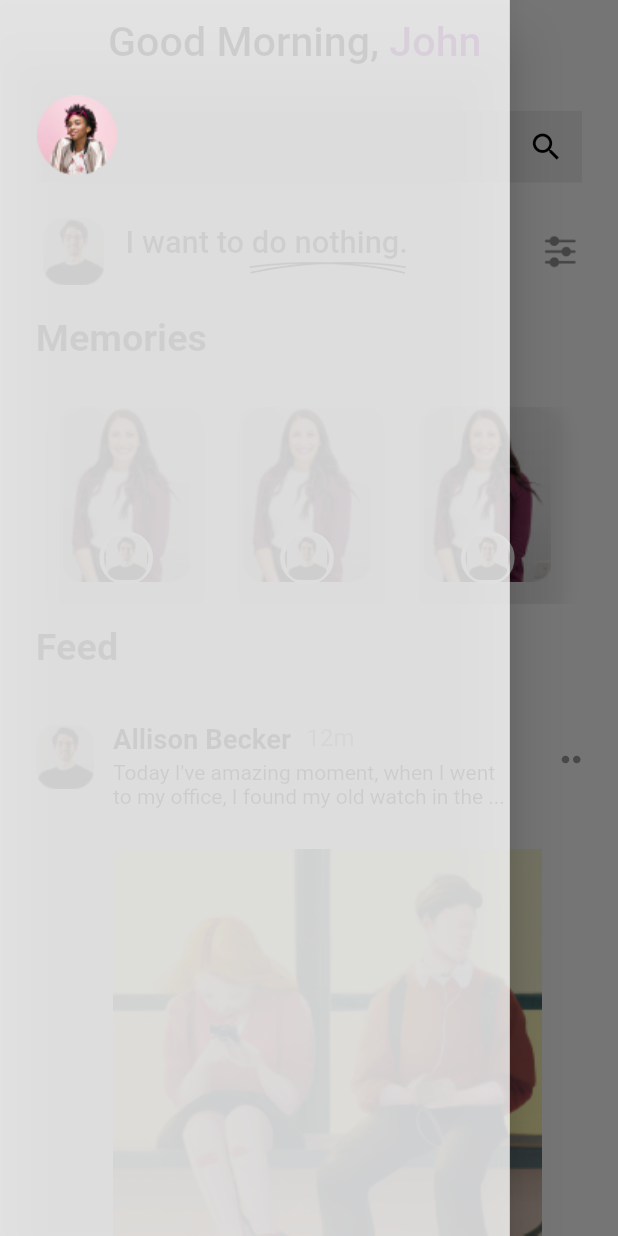
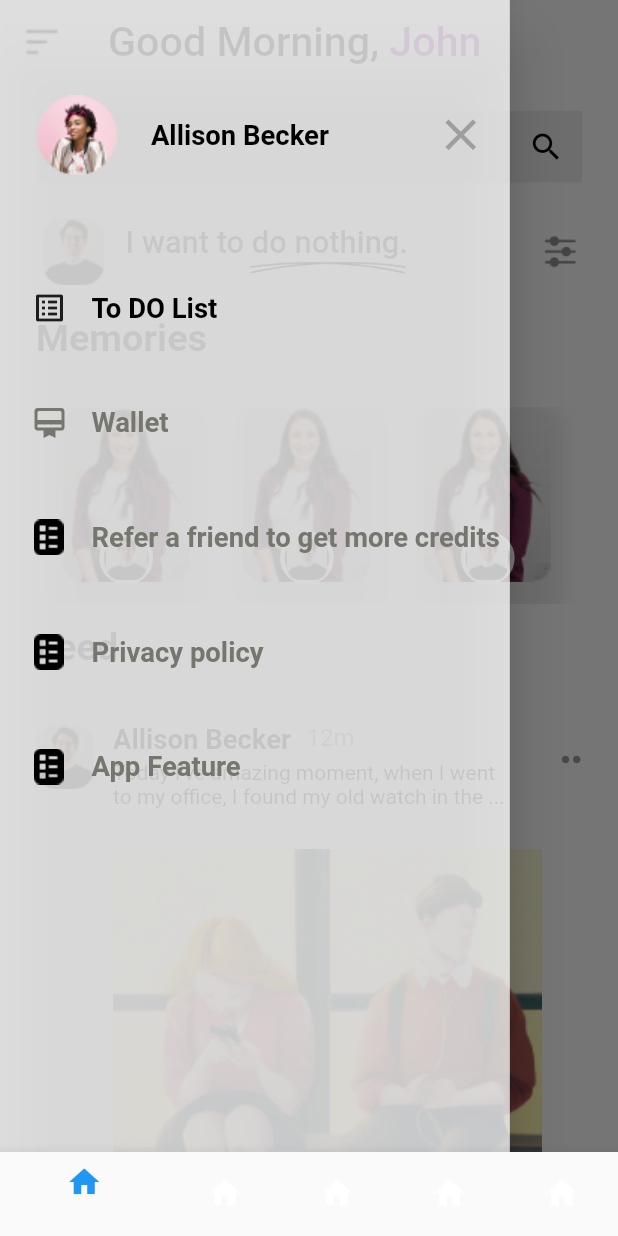
Before and after one commit to TalhaShakel/Chat-Gpt, a Flutter app: the screen it shows after launch, with the side drawer open, on a phone screen of 412 x 824 dp. Run offline on Flutter 3.47's test engine with Material 2 defaults, Android fonts, the light colour scheme and no system bars; our stand-ins replace cloud_firestore, firebase_auth, firebase_core, firebase_storage, flutter_easyloading, flutter_screenutil and 3 more; accounts and stored records are empty.

Commit message:
home commit update

```diff
--- a/lib/Controller/Maincontrollers.dart
+++ b/lib/Controller/Maincontrollers.dart
@@ -11,49 +11,6 @@ class MainController extends GetxController {
     refresh();
   }
 
-  @override
-  Timer? _timer;
-  int remainSeconds = 1;
-  final time = '00.00'.obs;
-
-  @override
-  void onReady() {
-    _startTimer(180);
-    super.onReady();
-  }
-
-  @override
-  void onClose() {
-    if (_timer != null) {
-      _timer!.cancel();
-    }
-    super.onClose();
-  }
-
-  _startTimer(int seconds) {
-    const duration = Duration(seconds: 1);
-    remainSeconds = seconds;
-    _timer = Timer.periodic(duration, (Timer timer) {
-      if (remainSeconds == 0) {
-        timer.cancel();
-      } else {
-        int minutes = remainSeconds ~/ 60;
-        int seconds = remainSeconds % 60;
-        time.value = minutes.toString().padLeft(2, "0") +
-            ":" +
-            seconds.toString().padLeft(2, "0");
-        remainSeconds--;
-      }
-    });
-  }
-
-  List<Widget> page = <Widget>[
-    // MainScreen(),
-    // MyRequestScreen(),
-    // MainSearchScreen(),
-    // ChatScreen(),
-    // MyProfileM()
-  ];
 
   var index = 0;
   pages(index1) {
--- /dev/null
+++ b/lib/Screens/BottomNavBar/BottomNavBar.dart
@@ -0,0 +1,108 @@
+import 'package:flutter/material.dart';
+import 'package:get/get.dart';
+import 'package:spoot_light/Constants/ColorConstants.dart';
+import 'package:spoot_light/Controller/Maincontrollers.dart';
+import 'package:spoot_light/Screens/HomeScreens/HomeScreen.dart';
+
+class BottomNavBarScreen extends StatelessWidget {
+  BottomNavBarScreen({super.key});
+  var controller = Get.put(MainController());
+
+  // int _selectIndex = 0;
+  static List<Widget> _widgetOptions = <Widget>[
+    HomeScreen(),
+    // MyRequestScreen(),
+    // MainSearchScreen(),
+    // ChatScreen(),
+    // MyProfileM()
+  ];
+
+  @override
+  Widget build(BuildContext context) {
+    Get.put(CountController());
+    return GetBuilder<MainController>(builder: (controller) {
+      return Scaffold(
+        ///////////////////////////////////////////////////
+        body: _widgetOptions[controller.index],
+        bottomNavigationBar: BottomNavigationBar(
+          items: <BottomNavigationBarItem>[
+            BottomNavigationBarItem(
+              label: "",
+              icon: GestureDetector(
+                  onTap: () {
+                    controller.pages(0);
+                  },
+                  child: Container(
+                    child: Icon(Icons.home),
+                  )
+                  //  Icon(
+                  //  Image.asset(name)
+                  //   // color: Color(0xff08296c),
+                  //   color: ColorConstants.primaryDarkColor,
+                  // ),
+                  ),
+              // label: 'DashBoard',
+            ),
+            BottomNavigationBarItem(
+              label: "",
+              icon: GestureDetector(
+                onTap: () {
+                  controller.pages(1);
+                },
+                                  child: Icon(Icons.home),
+
+              ),
+              // label: 'Setting',
+            ),
+            BottomNavigationBarItem(
+              label: "",
+              icon: GestureDetector(
+                onTap: () {
+                  controller.pages(2);
+                },
+                                   child: Icon(Icons.home),
+
+              ),
+              // label: 'Setting',
+            ),
+            BottomNavigationBarItem(
+              label: "",
+              icon: GestureDetector(
+                onTap: () {
+                  controller.pages(3);
+                },
+                                    child: Icon(Icons.home),
+
+              ),
+              // label: 'Setting',
+            ),
+            /////////////////////////////////////
+            BottomNavigationBarItem(
+              label: "",
+              icon: GestureDetector(
+                onTap: () {
+                  controller.pages(4);
+                },
+                                  child: Icon(Icons.home),
+
+              ),
+              // label: 'My Profile',
+            ),
+            ///////////////////////////////////
+          ],
+          currentIndex: controller.index,
+          selectedItemColor: Colors.blue,
+          // onTap: Get.find(),
+        ),
+      );
+    });
+  }
+}
+
+class CountController extends GetxController {
+  final _selectedIndex = 0.obs;
+
+  void _onItemTapped(int index, _selectIndex) {
+    _selectIndex = index;
+  }
+}
--- /dev/null
+++ b/lib/Screens/HomeScreens/DrawerScreen.dart
@@ -0,0 +1,171 @@
+import 'package:flutter/material.dart';
+import 'package:flutter_screenutil/flutter_screenutil.dart';
+import 'package:velocity_x/velocity_x.dart';
+
+Drawer MainDrawer(BuildContext _, var scaffoldKey) {
+  return Drawer(
+    width: 297.w,
+    // backgroundColor: Colors.white.withOpacity(0.8),
+    backgroundColor: Color.fromRGBO(255, 255, 255, 0.77),
+    child: Padding(
+      padding: EdgeInsets.only(left: 21),
+      child: SingleChildScrollView(
+        child: Column(
+          children: [
+            49.h.heightBox,
+            Row(
+              mainAxisAlignment: MainAxisAlignment.spaceBetween,
+              children: [
+                Container(
+                  height: 53.h,
+                  width: 53.w,
+                  decoration: BoxDecoration(shape: BoxShape.circle),
+                  child: Image.asset("assets/dp.png"),
+                ),
+                10.w.widthBox,
+                Text(
+                  "Allison Becker",
+                  style: TextStyle(
+                      fontSize: 16.sp,
+                      fontWeight: FontWeight.w600,
+                      color: Colors.black),
+                ),
+                55.w.widthBox,
+                GestureDetector(
+                  onTap: () {
+                    scaffoldKey.currentState!.closeDrawer();
+                  },
+                  child: Icon(
+                    Icons.close,
+                    color: Colors.grey,
+                    size: 35,
+                  ),
+                ),
+                10.w.widthBox,
+              ],
+            ),
+            58.h.heightBox,
+            Row(
+              children: [
+                Container(width: 20.w, height: 24.h, child: Icon(Icons.list_alt)
+                    // Image.asset("assets/sc.png"),
+                    ),
+                15.w.widthBox,
+                Text(
+                  "To DO List",
+                  style: TextStyle(
+                      fontSize: 16.sp,
+                      fontWeight: FontWeight.w600,
+                      // color: Color(0xff75766E)
+                      color: Colors.black),
+                ),
+              ],
+            ),
+            40.h.heightBox,
+            Row(
+              children: [
+                Container(
+                  width: 20.w,
+                  height: 24.h,
+                  child: Icon(
+                    Icons.wallet_membership_rounded,
+                    color: Color(0xff75766E),
+                  ),
+                ),
+                15.w.widthBox,
+                Text(
+                  "Wallet",
+                  style: TextStyle(
+                      fontSize: 16.sp,
+                      fontWeight: FontWeight.w600,
+                      color: Color(0xff75766E)),
+                ),
+              ],
+            ),
+            40.h.heightBox,
+            Row(
+              children: [
+                Container(
+                  width: 20.w,
+                  height: 24.h,
+                  child: Image.asset("assets/sc.png"),
+                ),
+                15.w.widthBox,
+                Expanded(
+                  child: Text(
+                    "Refer a friend to get more credits ",
+                    softWrap: true,
+                    style: TextStyle(
+                        fontSize: 16.sp,
+                        fontWeight: FontWeight.w600,
+
+                        // color: Color(0xff75766E)
+                        color: Color(0xff75766E)),
+                  ),
+                ),
+              ],
+            ),
+            40.h.heightBox,
+            Row(
+              children: [
+                Container(
+                  width: 20.w,
+                  height: 24.h,
+                  child: Image.asset("assets/sc.png"),
+                ),
+                15.w.widthBox,
+                Text(
+                  "Privacy policy",
+                  style: TextStyle(
+                      fontSize: 16.sp,
+                      fontWeight: FontWeight.w600,
+                      // color: Color(0xff75766E)
+                      color: Color(0xff75766E)),
+                ),
+              ],
+            ),
+            40.h.heightBox,
+            Row(
+              children: [
+                Container(
+                  width: 20.w,
+                  height: 24.h,
+                  child: Image.asset("assets/sc.png"),
+                ),
+                15.w.widthBox,
+                Text(
+                  "App Feature",
+                  style: TextStyle(
+                      fontSize: 16.sp,
+                      fontWeight: FontWeight.w600,
+                      // color: Color(0xff75766E)
+                      color: Color(0xff75766E)),
+                ),
+              ],
+            ),
+            292.h.heightBox,
+            Row(
+              children: [
+                Container(
+                  width: 20.w,
+                  height: 24.h,
+                  child: Image.asset("assets/sc.png"),
+                ),
+                15.w.widthBox,
+                Text(
+                  "To DO List",
+                  style: TextStyle(
+                      fontSize: 16.sp,
+                      fontWeight: FontWeight.w600,
+                      // color: Color(0xff75766E)
+                      color: Colors.black),
+                ),
+              ],
+            ),
+            96.h.heightBox,
+          ],
+        ),
+      ),
+    ),
+  );
+}
--- a/lib/Screens/HomeScreens/HomeScreen.dart
+++ b/lib/Screens/HomeScreens/HomeScreen.dart
@@ -2,61 +2,36 @@ import 'package:flutter/material.dart';
 import 'package:flutter_screenutil/flutter_screenutil.dart';
 import 'package:get/get.dart';
 import 'package:spoot_light/Constants/ColorConstants.dart';
+import 'package:spoot_light/Screens/HomeScreens/DrawerScreen.dart';
 import 'package:velocity_x/velocity_x.dart';
 
 class HomeScreen extends StatelessWidget {
   HomeScreen({super.key});
 
-  Drawer MainDrawer(BuildContext _) {
-    return Drawer(
-      width: 297.w,
-      backgroundColor: Colors.white.withOpacity(0.8),
-      child: Padding(
-        padding: EdgeInsets.only(left: 21),
-        child: Column(
-          children: [
-            49.h.heightBox,
-            Row(
-              children: [
-                Container(
-                  height: 53.h,
-                  width: 53.w,
-                  decoration: BoxDecoration(shape: BoxShape.circle),
-                  child: Image.asset("assets/dp.png"),
-                ),
-              ],
-            )
-            // DrawerHeader(
-            //   child: Container(
-            //       height: 142,
-            //       width: MediaQuery.of(context).size.width,
-            //       child: Image.asset(
-            //         "assets/post.png",
-            //       )),
-            //   decoration: BoxDecoration(
-            //     color: Colors.transparent,
-            //   ),
-            // ),
-          ],
-        ),
-      ),
-    );
-  }
+  final scaffoldKey = GlobalKey<ScaffoldState>();
 
   @override
   Widget build(BuildContext context) {
     return Scaffold(
+      key: scaffoldKey,
       backgroundColor: Colors.white,
-      drawer: MainDrawer(context),
+      ////////////////////////
+      drawer: MainDrawer(context,scaffoldKey),
+      ///////////////
       appBar: AppBar(
+        iconTheme: IconThemeData(color: Colors.black),
         // automaticallyImplyLeading: false,
         elevation: 0,
         backgroundColor: Colors.white,
-        // leading: GestureDetector(
-        //     onTap: (() {
-        //       Get.to(() => MainDrawer(context));
-        //     }),
-        //     child: Image.asset("assets/m.png")),
+        leading: GestureDetector(
+            onTap: (() {
+              if (scaffoldKey.currentState!.isDrawerOpen) {
+                scaffoldKey.currentState!.closeDrawer();
+              } else {
+                scaffoldKey.currentState!.openDrawer();
+              }
+            }),
+            child: Image.asset("assets/m.png")),
         title: Row(children: [
           Text(
             "Good Morning, ",
--- a/lib/main.dart
+++ b/lib/main.dart
@@ -4,6 +4,7 @@ import 'package:flutter_easyloading/flutter_easyloading.dart';
 import 'package:flutter_screenutil/flutter_screenutil.dart';
 import 'package:get/get.dart';
 import 'package:spoot_light/Screens/AI_Screens/AIScreen.dart';
+import 'package:spoot_light/Screens/BottomNavBar/BottomNavBar.dart';
 import 'package:spoot_light/Screens/HomeScreens/HomeScreen.dart';
 import 'package:spoot_light/Screens/ProfileScreens/AboutUserInfoScreen.dart';
 import 'package:spoot_light/SplashScreen.dart';
@@ -32,7 +33,7 @@ class MyApp extends StatelessWidget {
         builder: (context, child) {
           return GetMaterialApp(
             builder: EasyLoading.init(),
-            home: HomeScreen(),
+            home: BottomNavBarScreen(),
             debugShowCheckedModeBanner: false,
           );
         });
```
Also changed, not shown: assets/sc.png (added).
